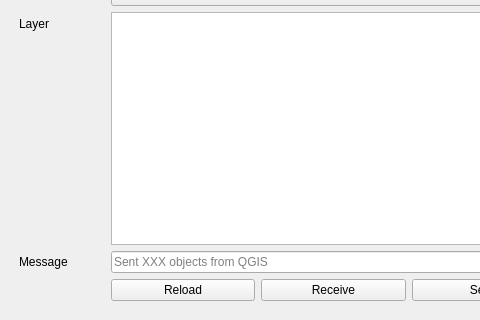
Above: ui/speckle_qgis_dialog_base.ui from specklesystems/speckle-qgis before the change; both pictures show x 0 to 480 and y 331 to 651 of the 575 by 651 pixel window. Below: the same form after it.
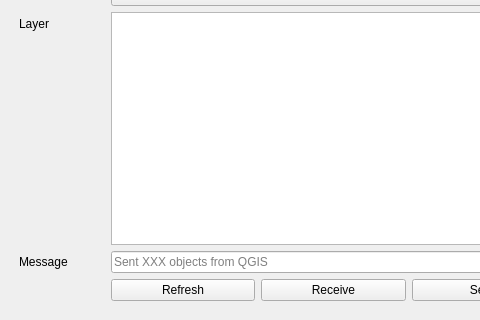
That is the form after the change.

The edit to the form file:
```diff
--- a/ui/speckle_qgis_dialog_base.ui
+++ b/ui/speckle_qgis_dialog_base.ui
@@ -154,7 +154,7 @@
              <bool>true</bool>
             </property>
             <property name="text">
-             <string>Reload</string>
+             <string>Refresh</string>
             </property>
            </widget>
           </item>
```
